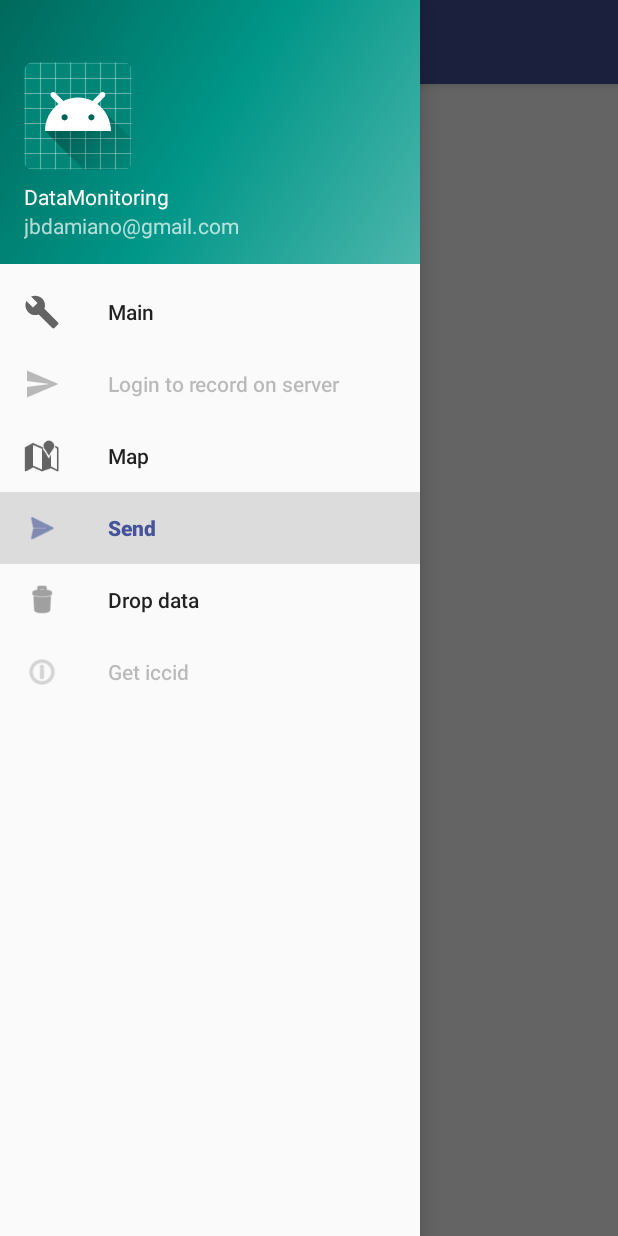
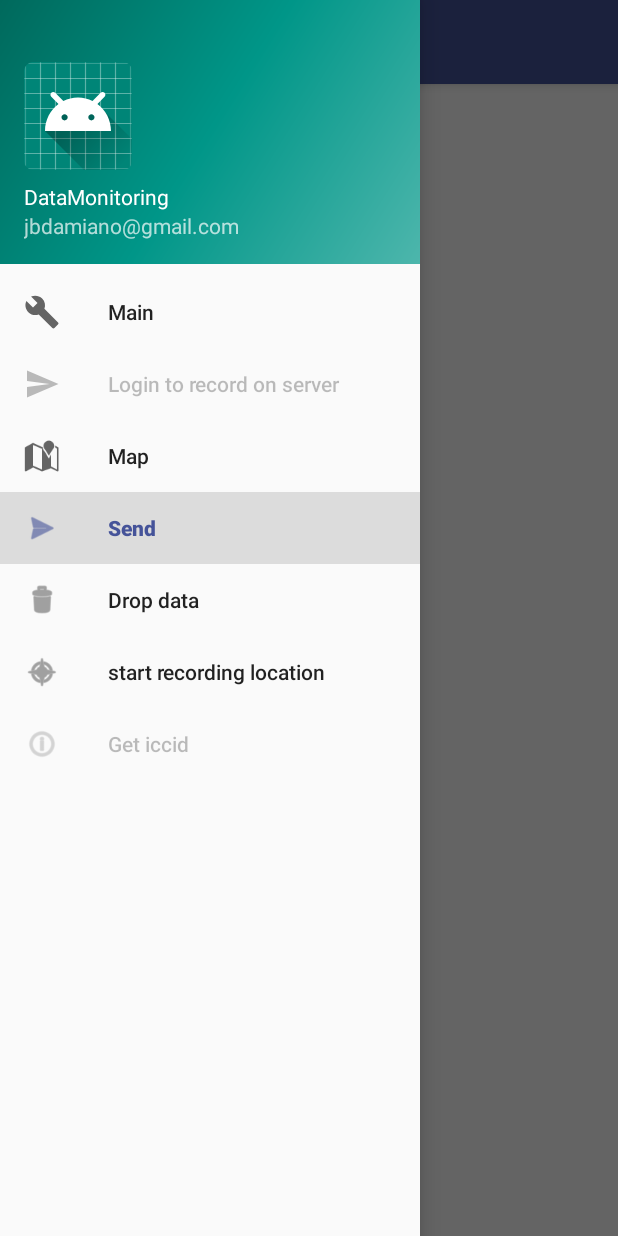
Before and after one commit to jbdamiano/DataMonitoring, an Android app: the screen it shows after launch (MainActivity), in the side drawer, after a tap on "Login to record on server", on a phone screen of 412 x 824 dp. Run offline under Robolectric (Android 15) with nearby library versions, the phone set to English and light mode, and no system bars.

Commit message:
fix send csv by email.

```diff
--- a/DataMonitoring/src/main/java/com/jbdev/datamonitoring/views/MainActivity.java
+++ b/DataMonitoring/src/main/java/com/jbdev/datamonitoring/views/MainActivity.java
@@ -58,7 +58,10 @@ import org.jetbrains.annotations.NotNull;
 import java.io.File;
 import java.io.FileOutputStream;
 import java.io.OutputStreamWriter;
+import java.text.SimpleDateFormat;
+import java.util.Date;
 import java.util.List;
+import java.util.Locale;
 
 public class MainActivity extends AppCompatActivity
         implements NavigationView.OnNavigationItemSelectedListener {
@@ -73,7 +76,7 @@ public class MainActivity extends AppCompatActivity
     public BackgroundLocationService gpsService;
     public boolean stateServiceStarted = false;
     static private boolean locationChangeRecording = false;
-    static private boolean updated = false;
+    static private boolean updated = true;
 
     public static MainActivity getInstance() {
         return instance;
@@ -174,7 +177,7 @@ public class MainActivity extends AppCompatActivity
 
         if (id == R.id.send) {
             // Handle the camera action
-            Log.d("MAinAcitvity", "export CSV called");
+            Log.d("MAinActivity", "export CSV called");
             exportCsv(MainActivity.this);
         } else if (id == R.id.delete) {
             AlertDialog.Builder builder = new AlertDialog.Builder(MainActivity.this); //Read Update
@@ -536,7 +539,13 @@ public class MainActivity extends AppCompatActivity
         File path = Environment.getExternalStoragePublicDirectory(
                 Environment.DIRECTORY_DOWNLOADS);
 
-        @SuppressLint("SdCardPath") File myFile = new File(path,  "/export.csv");
+
+        SimpleDateFormat formatter = new SimpleDateFormat("yyyy_MM_dd_HH_mm_ss", Locale.US);
+        Date now = new Date();
+
+
+
+        @SuppressLint("SdCardPath") File myFile = new File(path,  "/export " + formatter.format(now) +".csv");
         Log.d("MainActivity", "file is : " + myFile);
         try {
             path.mkdirs();
--- a/DataMonitoring/src/main/res/menu/activity_main_drawer.xml
+++ b/DataMonitoring/src/main/res/menu/activity_main_drawer.xml
@@ -30,15 +30,14 @@
             android:icon="@android:drawable/ic_menu_delete"
             android:title="Drop data" />
         <item
+            android:id="@+id/start"
+            android:icon="@android:drawable/ic_menu_compass"
+            android:title="Start recording location" />
+        <item
             android:id="@+id/iccid"
             android:enabled="false"
             android:icon="@android:drawable/ic_menu_info_details"
             android:title="Get iccid" />
-
-        <item
-            android:id="@+id/start"
-            android:icon="@android:drawable/ic_menu_compass"
-            android:title="Start recording location" />
 
 
     </group>
```
